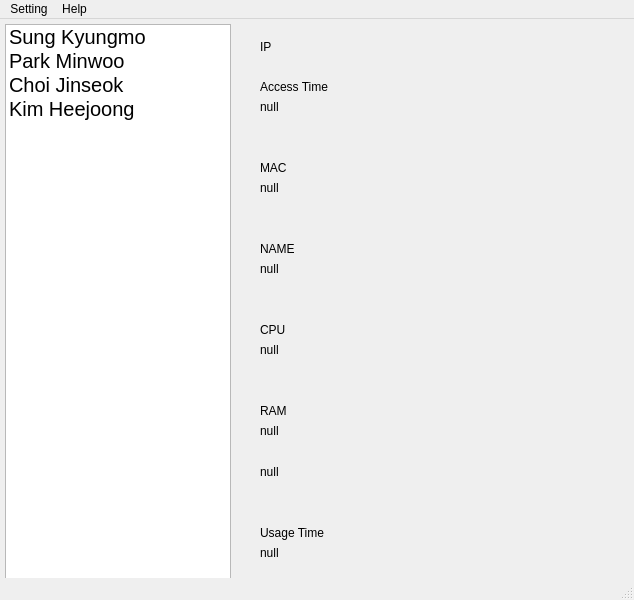
First picture: the form in ui/mainwindow.ui, repository thewayhj/psck_client, before the edit.
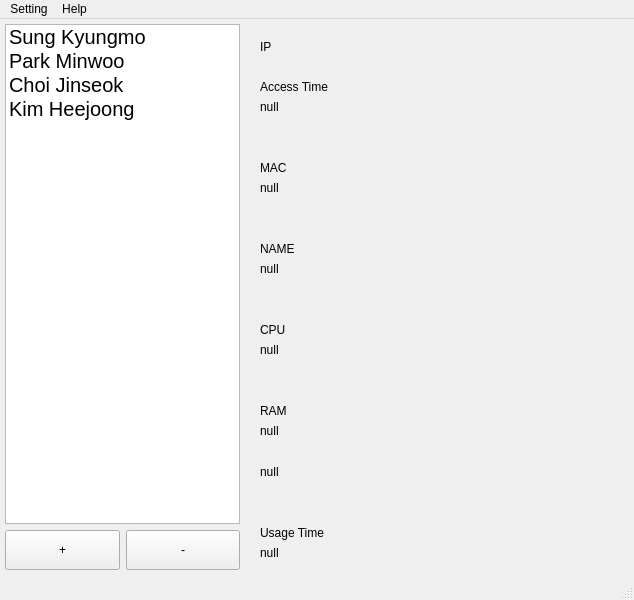
Second picture: the form after the edit. Icons and pictures are not drawn.

```diff
--- a/ui/mainwindow.ui
+++ b/ui/mainwindow.ui
@@ -19,8 +19,8 @@
      <rect>
       <x>0</x>
       <y>0</y>
-      <width>231</width>
-      <height>581</height>
+      <width>240</width>
+      <height>551</height>
      </rect>
     </property>
     <layout class="QVBoxLayout" name="verticalLayout">
@@ -31,7 +31,7 @@
       <number>5</number>
      </property>
      <property name="bottomMargin">
-      <number>5</number>
+      <number>0</number>
      </property>
      <item>
       <widget class="QListWidget" name="listWidget">
@@ -133,6 +133,36 @@
        </item>
       </widget>
      </item>
+     <item>
+      <layout class="QHBoxLayout" name="horizontalLayout_3">
+       <item>
+        <widget class="QPushButton" name="pushButton_add">
+         <property name="minimumSize">
+          <size>
+           <width>0</width>
+           <height>40</height>
+          </size>
+         </property>
+         <property name="text">
+          <string>+</string>
+         </property>
+        </widget>
+       </item>
+       <item>
+        <widget class="QPushButton" name="pushButton_del">
+         <property name="minimumSize">
+          <size>
+           <width>0</width>
+           <height>40</height>
+          </size>
+         </property>
+         <property name="text">
+          <string>-</string>
+         </property>
+        </widget>
+       </item>
+      </layout>
+     </item>
     </layout>
    </widget>
    <widget class="QWidget" name="verticalLayoutWidget_2">
```
Left out of the diff: 3 changed lines with no effect on the pictures.
